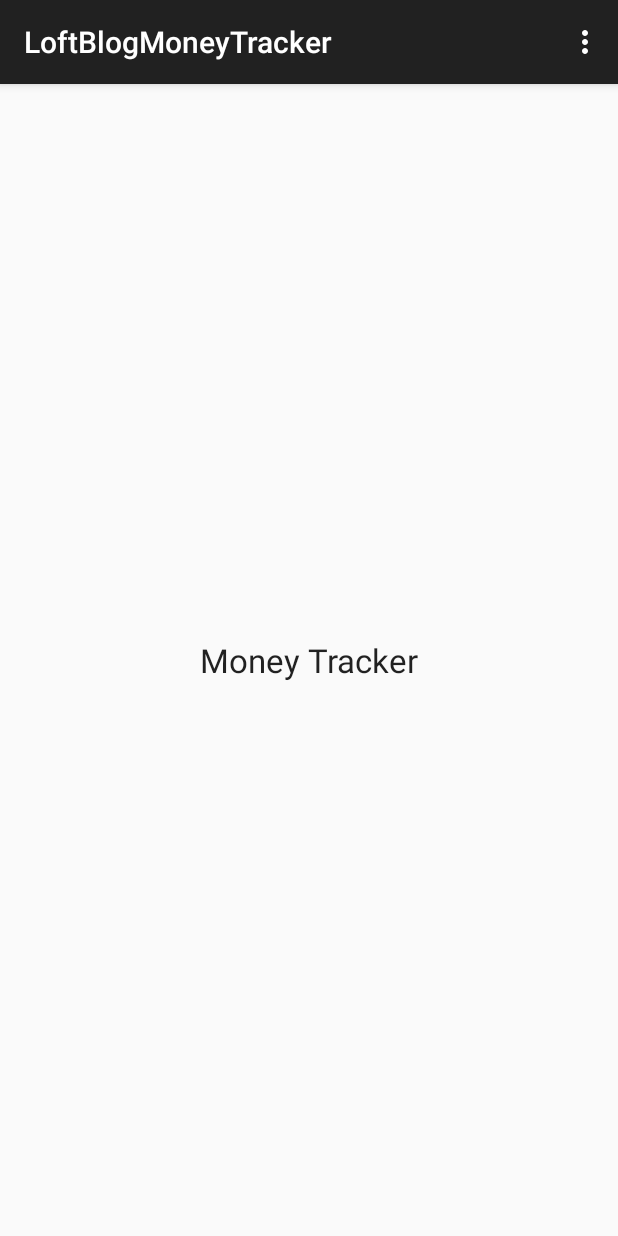
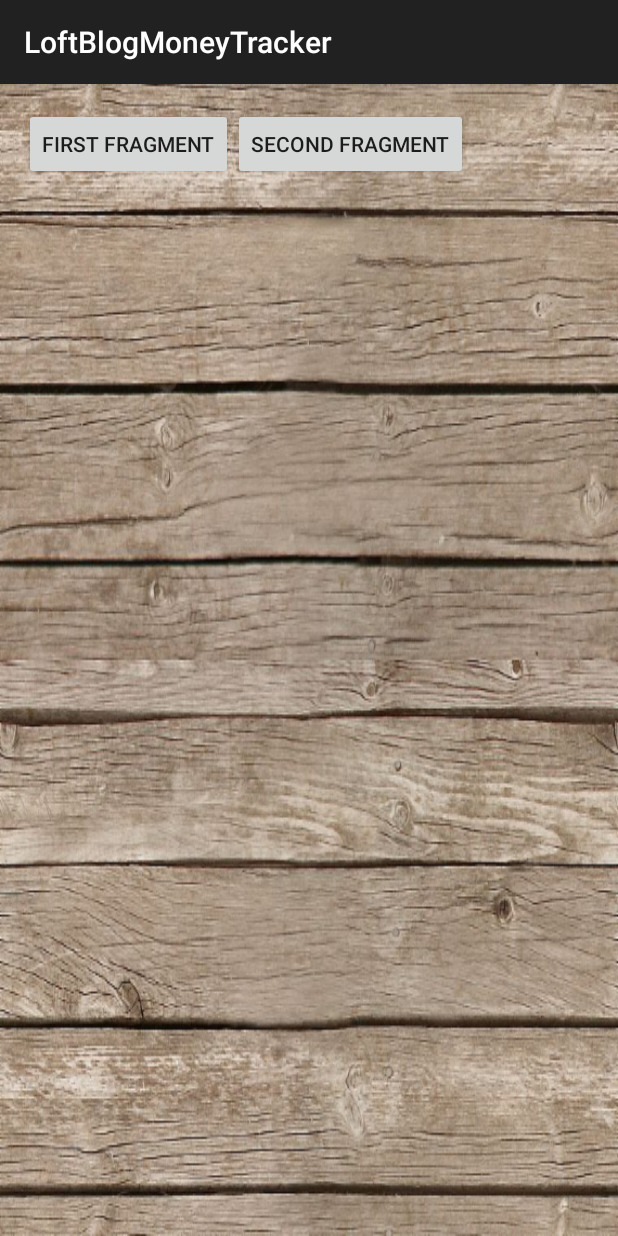
Before and after one commit to nixusUM/LoftBlogMoneyTracker, an Android app: the screen it shows after launch (MainActivity), on a phone screen of 412 x 824 dp. Run offline under Robolectric (Android 15) with nearby library versions, the phone set to English and light mode, and no system bars.

Commit message:
HomeWork1: ListView&Fragment

```diff
--- a/app/src/main/java/ru/loftblog/loftblogmoneytracker/MainActivity.java
+++ b/app/src/main/java/ru/loftblog/loftblogmoneytracker/MainActivity.java
@@ -2,53 +2,31 @@ package ru.loftblog.loftblogmoneytracker;
 
 import android.support.v7.app.AppCompatActivity;
 import android.os.Bundle;
-import android.util.Log;
-import android.view.Menu;
-import android.view.MenuItem;
+import android.view.View;
+import android.widget.Button;
 
 public class MainActivity extends AppCompatActivity {
 
-    private final static String LOG_TAG = MainActivity.class.getSimpleName();
+    private Button firstButtonFragment;
+    private Button secondButtonFragment;
     @Override
     protected void onCreate(Bundle savedInstanceState) {
         super.onCreate(savedInstanceState);
         setContentView(R.layout.activity_main);
-        String msg = "OnCreate() method calling";
-        Log.d(LOG_TAG, msg);
-    }
+        firstButtonFragment = (Button) findViewById(R.id.button_first);
+        secondButtonFragment = (Button) findViewById(R.id.button_second);
 
-    protected void onResume() {
-        super.onResume();
-        String msg = "onResume method calling";
-        Log.d(LOG_TAG, msg);
-
-    }
-
-    protected void onDestroy() {
-        super.onDestroy();
-        String msg = "onDestroy method calling";
-        Log.d(LOG_TAG, msg);
-    }
-
-    @Override
-    public boolean onCreateOptionsMenu(Menu menu) {
-        // Inflate the menu; this adds items to the action bar if it is present.
-        getMenuInflater().inflate(R.menu.menu_main, menu);
-        return true;
-    }
-
-    @Override
-    public boolean onOptionsItemSelected(MenuItem item) {
-        // Handle action bar item clicks here. The action bar will
-        // automatically handle clicks on the Home/Up button, so long
-        // as you specify a parent activity in AndroidManifest.xml.
-        int id = item.getItemId();
-
-        //noinspection SimplifiableIfStatement
-        if (id == R.id.action_settings) {
-            return true;
-        }
-
-        return super.onOptionsItemSelected(item);
+        firstButtonFragment.setOnClickListener(new View.OnClickListener() {
+            @Override
+            public void onClick(View v) {
+                getSupportFragmentManager().beginTransaction().replace(R.id.content_frame, new FirstFragment()).commit();
+            }
+        });
+        secondButtonFragment.setOnClickListener(new View.OnClickListener() {
+            @Override
+            public void onClick(View v) {
+                getSupportFragmentManager().beginTransaction().replace(R.id.content_frame, new SecondFragment()).commit();
+            }
+        });
     }
 }
--- a/app/src/main/res/layout/activity_main.xml
+++ b/app/src/main/res/layout/activity_main.xml
@@ -1,17 +1,24 @@
 <RelativeLayout xmlns:android="http://schemas.android.com/apk/res/android"
-    xmlns:tools="http://schemas.android.com/tools" android:layout_width="match_parent"
-    android:layout_height="match_parent" android:paddingLeft="@dimen/activity_horizontal_margin"
-    android:paddingRight="@dimen/activity_horizontal_margin"
-    android:paddingTop="@dimen/activity_vertical_margin"
-    android:paddingBottom="@dimen/activity_vertical_margin" tools:context=".MainActivity">
-
-
-    <TextView
-        android:layout_width="wrap_content"
+    style="@style/Container.Background">
+    <LinearLayout
+        android:id="@+id/button_layout"
+        android:layout_width="match_parent"
         android:layout_height="wrap_content"
-        android:textAppearance="?android:attr/textAppearanceLarge"
-        android:text="@string/money.tracker.title"
-        android:id="@+id/txt.view"
-        android:layout_centerVertical="true"
-        android:layout_centerHorizontal="true" />
+        android:orientation="horizontal">
+        <Button
+            android:id="@+id/button_first"
+            android:layout_width="wrap_content"
+            android:layout_height="match_parent"
+            android:text="@string/first_frame_butt"/>
+        <Button
+            android:id="@+id/button_second"
+            android:layout_width="wrap_content"
+            android:layout_height="match_parent"
+            android:text="@string/second_frame_butt" />
+    </LinearLayout>
+    <FrameLayout
+        android:id="@+id/content_frame"
+        android:layout_below="@+id/button_layout"
+        android:layout_width="match_parent"
+        android:layout_height="match_parent"/>
 </RelativeLayout>
--- /dev/null
+++ b/app/src/main/res/values/colors.xml
@@ -0,0 +1,4 @@
+<?xml version="1.0" encoding="utf-8"?>
+<resources>
+    <color name="white">#b0b0af</color>
+</resources>
--- a/app/src/main/res/values/dimens.xml
+++ b/app/src/main/res/values/dimens.xml
@@ -2,4 +2,6 @@
     <!-- Default screen margins, per the Android Design guidelines. -->
     <dimen name="activity_horizontal_margin">16dp</dimen>
     <dimen name="activity_vertical_margin">16dp</dimen>
+    <dimen name="dividerHeight">0.4dp</dimen>
+    <dimen name="text_items">24sp</dimen>
 </resources>
--- a/app/src/main/res/values/strings.xml
+++ b/app/src/main/res/values/strings.xml
@@ -1,7 +1,10 @@
 <resources>
     <string name="app_name">LoftBlogMoneyTracker</string>
-
-    <string name="hello_world">Hello world!</string>
     <string name="action_settings">Settings</string>
-    <string name="money.tracker.title">Money Tracker</string>
+    <string name="textName">Item name</string>
+    <string name="sumName">Item price</string>
+    <string name="itemTime">Item price</string>
+    <string name="first_frame_butt">First Fragment</string>
+    <string name="second_frame_butt">Second Fragment</string>
+    <string name="listColor">#FFFFFF</string>
 </resources>
--- a/app/src/main/res/values/styles.xml
+++ b/app/src/main/res/values/styles.xml
@@ -1,8 +1,17 @@
 <resources>
-
     <!-- Base application theme. -->
     <style name="AppTheme" parent="Theme.AppCompat.Light.DarkActionBar">
         <!-- Customize your theme here. -->
     </style>
 
+    <style name="Container">
+        <item name="android:layout_width">match_parent</item>
+        <item name="android:layout_height">match_parent</item>
+        <item name="android:gravity">center_horizontal</item>
+        <item name="android:padding">@dimen/activity_vertical_margin</item>
+    </style>
+
+    <style name="Container.Background">
+        <item name="android:background">@drawable/app_background</item>
+    </style>
 </resources>
```
Also changed, not shown: app/src/main/java/ru/loftblog/loftblogmoneytracker/FirstFragment.java (added, +46 -0 lines), app/src/main/java/ru/loftblog/loftblogmoneytracker/SecondFragment.java (added, +46 -0 lines), app/src/main/java/ru/loftblog/loftblogmoneytracker/Transaction.java (added, +38 -0 lines), app/src/main/java/ru/loftblog/loftblogmoneytracker/TransactionAdapter.java (added, +38 -0 lines), app/src/main/res/layout/first_fragment.xml (added, +14 -0 lines), app/src/main/res/layout/list_item.xml (added, +28 -0 lines), app/src/main/res/layout/second_fragment.xml (added, +13 -0 lines), app/src/main/res/drawable-hdpi/app_background.png (added), app/src/main/res/drawable-ldpi/app_background.png (added), app/src/main/res/drawable-mdpi/app_background.png (added), app/src/main/res/drawable-xhdpi/app_background.png (added), 2 other files.
